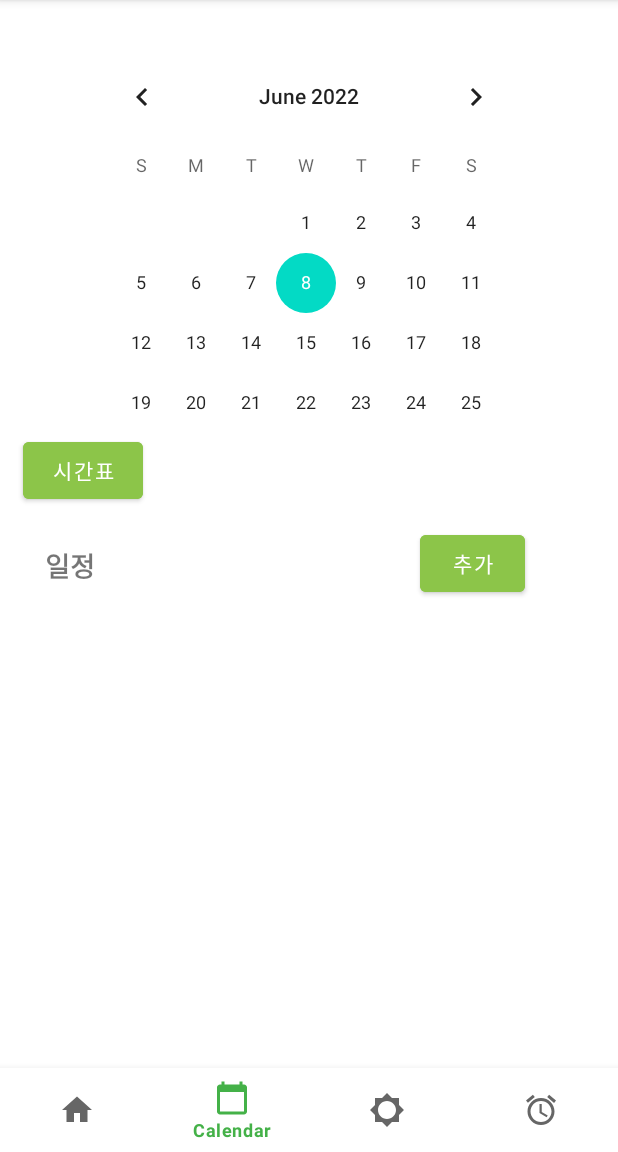
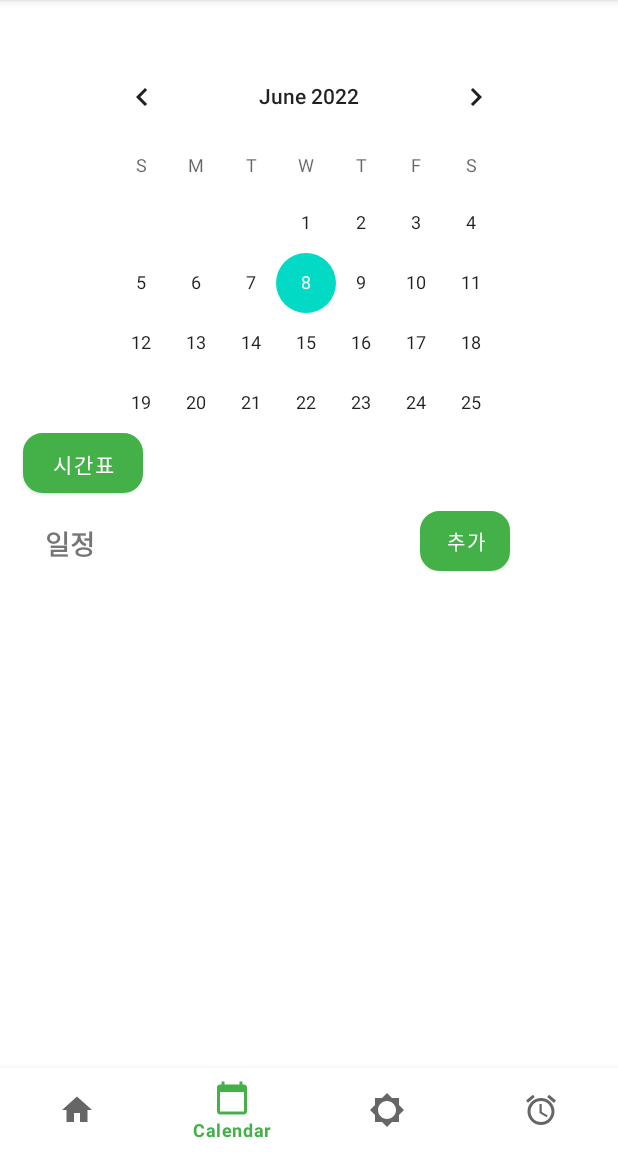
Before and after one commit to Ji-soo708/Mobile_Programming, an Android app: the HomeFragment screen opened directly, with no data from a screen before it, item 2 of the bottom bar chosen, on a phone screen of 412 x 824 dp, the part 84-1236 px from its top. Run offline under Robolectric (Android 15) with nearby library versions, the phone set to English and light mode, and no system bars; network calls fail; 2 statements that could not run were skipped.

Commit message:
add revision

```diff
--- a/Mobile_Programming/KULENDAR/app/src/main/java/com/example/kulendar/home/HomeFragment.kt
+++ b/Mobile_Programming/KULENDAR/app/src/main/java/com/example/kulendar/home/HomeFragment.kt
@@ -47,8 +47,6 @@ class HomeFragment : Fragment() {
         inflater: LayoutInflater, container: ViewGroup?,
         savedInstanceState: Bundle?
     ): View? {
-        val email = arguments?.getString("EMAIL")
-        Log.d("정보광장 이메일 ","${email} 도착")
         binding = FragmentHomeBinding.inflate(inflater, container, false)
         init()
         return binding.root
--- a/Mobile_Programming/KULENDAR/app/src/main/res/drawable/border.xml
+++ b/Mobile_Programming/KULENDAR/app/src/main/res/drawable/border.xml
@@ -1,6 +1,6 @@
 <?xml version="1.0" encoding="utf-8"?>
 <layer-list xmlns:android="http://schemas.android.com/apk/res/android">
-    <item android:bottom="1dp" android:left="1dp" android:right="1dp" android:top="1dp">
+    <item android:bottom="1dp" android:left="0dp" android:right="1dp" android:top="0dp">
         <shape android:shape="rectangle">
             <stroke
                 android:width="1dp"
--- /dev/null
+++ b/Mobile_Programming/KULENDAR/app/src/main/res/drawable/edit_round.xml
@@ -0,0 +1,17 @@
+<?xml version="1.0" encoding="utf-8"?>
+<shape
+    xmlns:android="http://schemas.android.com/apk/res/android"
+    android:padding="10dp"
+    android:shape="rectangle">
+
+    <stroke android:width="2dp"
+        android:color="@color/light_gray"/>
+
+    <solid android:color="#FFFFFF"/>
+    <corners
+        android:topLeftRadius="12dp"
+        android:topRightRadius="12dp"
+        android:bottomLeftRadius="12dp"
+        android:bottomRightRadius="12dp"/>
+
+</shape>
--- a/Mobile_Programming/KULENDAR/app/src/main/res/layout/activity_table.xml
+++ b/Mobile_Programming/KULENDAR/app/src/main/res/layout/activity_table.xml
@@ -16,7 +16,7 @@
         app:layout_constraintTop_toTopOf="parent"
         app:layout_constraintStart_toStartOf="parent"
         android:layout_marginTop="30dp"
-        android:background="@drawable/border">
+        android:background="@drawable/edit_round">
 
         <TextView
             android:layout_width="20dp"
--- a/Mobile_Programming/KULENDAR/app/src/main/res/layout/fragment_calendar.xml
+++ b/Mobile_Programming/KULENDAR/app/src/main/res/layout/fragment_calendar.xml
@@ -33,10 +33,11 @@
             <Button
                 android:id="@+id/btn_ttable"
                 android:layout_width="80dp"
-                android:layout_height="50dp"
+                android:layout_height="40dp"
                 android:layout_marginTop="8dp"
                 android:layout_marginStart="15dp"
                 android:text="시간표"
+                android:background="@drawable/edit_round"
                 android:backgroundTint="#8CC549"/>
 
             <LinearLayout
@@ -52,11 +53,12 @@
                     android:textSize="18sp"
                     android:textStyle="bold"/>
                 <Button
-                    android:layout_width="70dp"
-                    android:layout_height="50dp"
+                    android:layout_width="60dp"
+                    android:layout_height="40dp"
                     android:text="추가"
-                    android:textSize="14sp"
+                    android:textSize="13sp"
                     android:backgroundTint="#8CC549"
+                    android:background="@drawable/edit_round"
                     android:textColor="@color/white"
                     android:layout_marginTop="12dp"
                     android:layout_marginStart="190dp"/>
--- a/Mobile_Programming/KULENDAR/app/src/main/res/values/colors.xml
+++ b/Mobile_Programming/KULENDAR/app/src/main/res/values/colors.xml
@@ -8,4 +8,5 @@
     <color name="black">#FF000000</color>
     <color name="white">#FFFFFFFF</color>
     <color name="windowBackground">#FFFFFFFF</color>
+    <color name="light_gray">#C7C5C5</color>
 </resources>
```
